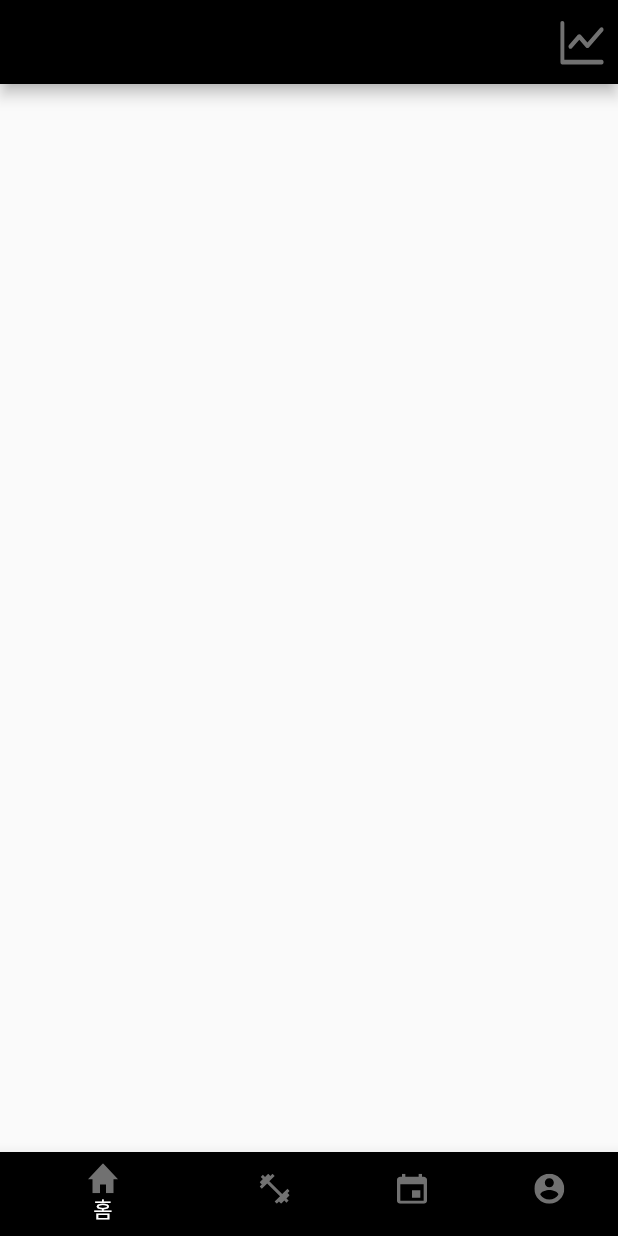
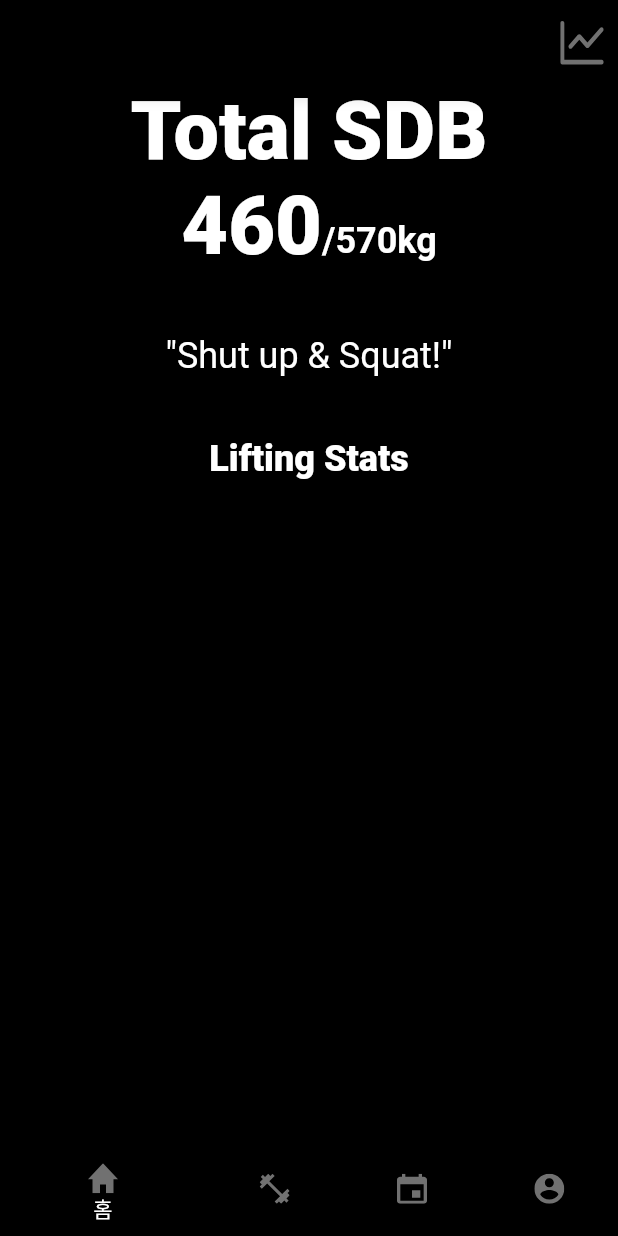
Before and after one commit to TaikoYamaguchi/sdb_trainer, a Flutter app: the screen it shows after launch, on a phone screen of 412 x 824 dp. Run offline on Flutter 3.47's test engine with Material 2 defaults, Android fonts, the phone set to English and light mode, and no system bars; our stand-ins replace flutter_svg, table_calendar.

Commit message:
pages/home 1st

```diff
--- a/lib/pages/home.dart
+++ b/lib/pages/home.dart
@@ -9,12 +9,47 @@ class Home extends StatefulWidget {
 }
 
 class _HomeState extends State<Home> {
+  List<Map<String, dynamic>> datas = [];
+  @override
+  void initState() {
+    super.initState();
+    datas = [
+      {
+        "workout": "가슴삼두",
+        "exercise": "벤치프레스",
+        "goal": 130,
+        "stat": 105,
+        "number": "1"
+      },
+      {
+        "workout": "어깨",
+        "exercise": "밀리터리 프레스",
+        "goal": 100,
+        "stat": 60,
+        "number": "2"
+      },
+      {
+        "workout": "하체",
+        "exercise": "스쿼트",
+        "goal": 160,
+        "stat": 140,
+        "number": "3"
+      },
+      {
+        "workout": "등",
+        "exercise": "데드리프트",
+        "goal": 180,
+        "stat": 155,
+        "number": "4"
+      },
+    ];
+  }
 
-  PreferredSizeWidget _appbarWidget(){
+  PreferredSizeWidget _appbarWidget() {
     return AppBar(
       title: Text(
         "",
-        style:TextStyle(color: Colors.white),
+        style: TextStyle(color: Colors.white),
       ),
       actions: [
         IconButton(
@@ -28,12 +63,63 @@ class _HomeState extends State<Home> {
     );
   }
 
-
+  Widget _bodyWidget() {
+    return Container(
+      color: Colors.black,
+      child: Center(
+        child: Column(
+          children: <Widget>[
+            Text("Total SDB",
+                style: TextStyle(
+                    color: Colors.white,
+                    fontSize: 54,
+                    fontWeight: FontWeight.w800)),
+            Row(
+                mainAxisAlignment: MainAxisAlignment.center,
+                crossAxisAlignment: CrossAxisAlignment.baseline,
+                textBaseline: TextBaseline.alphabetic,
+                children: <Widget>[
+                  Text(
+                      (datas[0]["stat"] +
+                              datas[1]["stat"] +
+                              datas[2]["stat"] +
+                              datas[3]["stat"])
+                          .toString(),
+                      style: TextStyle(
+                          color: Colors.white,
+                          fontSize: 54,
+                          fontWeight: FontWeight.w800)),
+                  Text(
+                      "/" +
+                          (datas[0]["goal"] +
+                                  datas[1]["goal"] +
+                                  datas[2]["goal"] +
+                                  datas[3]["goal"])
+                              .toString() +
+                          "kg",
+                      style: TextStyle(
+                          color: Colors.white,
+                          fontSize: 24,
+                          fontWeight: FontWeight.w600)),
+                ]),
+            Padding(
+              padding: const EdgeInsets.all(41.0),
+              child: Text('''"Shut up & Squat!"''',
+                  style: TextStyle(color: Colors.white, fontSize: 24)),
+            ),
+            Text('''Lifting Stats''',
+                style: TextStyle(
+                    color: Colors.white,
+                    fontSize: 24,
+                    fontWeight: FontWeight.w800)),
+          ],
+        ),
+      ),
+    );
+  }
 
   @override
   Widget build(BuildContext context) {
-    return Scaffold(
-      appBar: _appbarWidget(),
-    );
+    return Scaffold(appBar: _appbarWidget(), body: _bodyWidget());
   }
 }
--- a/pubspec.yaml
+++ b/pubspec.yaml
@@ -37,6 +37,7 @@ dependencies:
   flutter_svg: ^1.0.3
   table_calendar: ^3.0.4
   intl: ^0.17.0
+  syncfusion_flutter_charts: ^19.4.53
 
 dev_dependencies:
   flutter_test:
```
Also changed, not shown: pubspec.lock.
